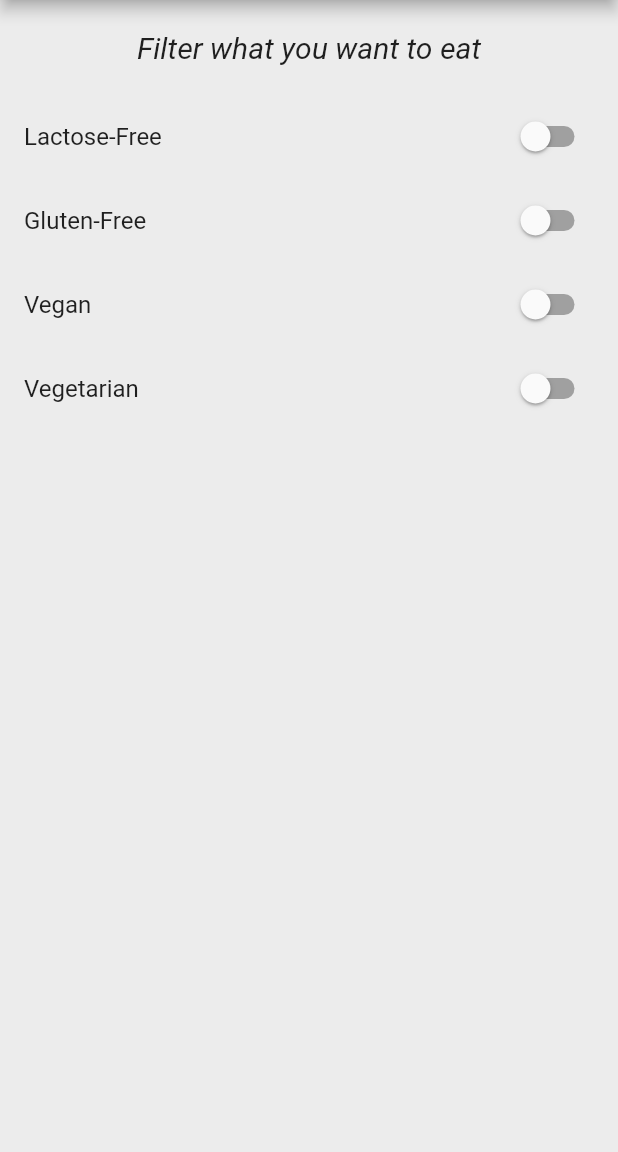
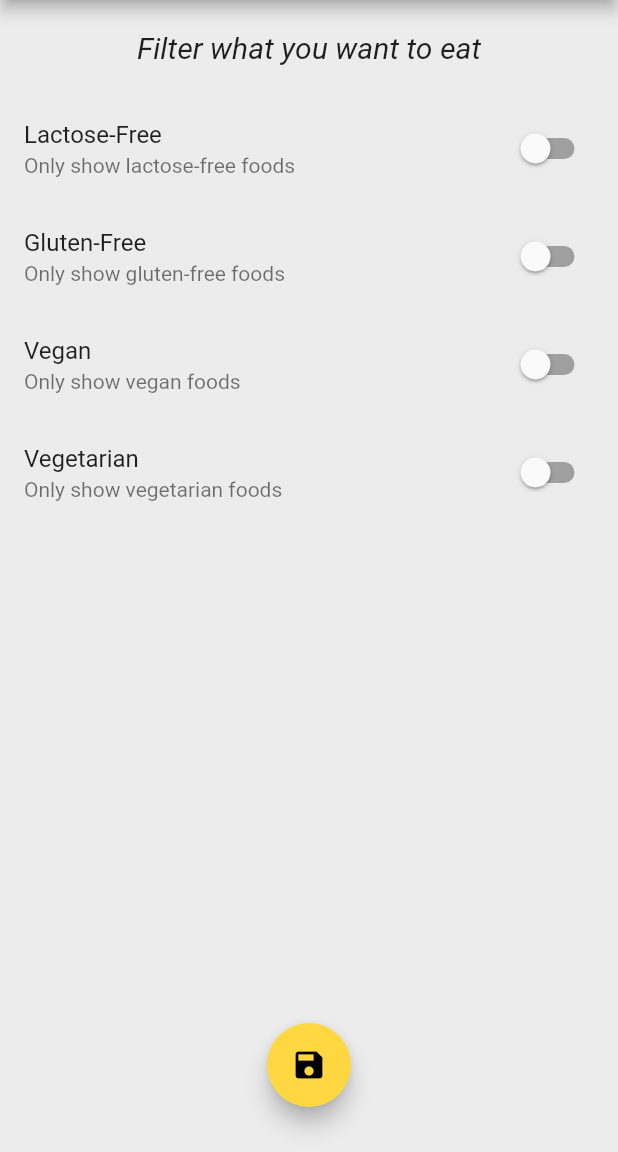
Before and after one commit to khari998/ImHungry, a Flutter app: the Filters screen opened by its route, on a phone screen of 412 x 824 dp, the part 84-1236 px from its top. Run offline on Flutter 3.47's test engine with Material 2 defaults, Android fonts, the phone set to English and light mode, and no system bars.

Commit message:
Finishing Touches

```diff
--- a/lib/screens/filters.dart
+++ b/lib/screens/filters.dart
@@ -21,20 +21,22 @@ class _FiltersState extends State<Filters> {
 
   @override
   initState() {
-  _glutenFree = widget.currentFilters['gluten'];
-  _vegetarian = widget.currentFilters['vegetarian'];
-  _vegan = widget.currentFilters['vegan'];
-  _lactoseFree = widget.currentFilters['lactose'];
+    _glutenFree = widget.currentFilters['gluten'];
+    _vegetarian = widget.currentFilters['vegetarian'];
+    _vegan = widget.currentFilters['vegan'];
+    _lactoseFree = widget.currentFilters['lactose'];
     super.initState();
   }
 
   Widget _buildSwitchListTile(
     String title,
+    String subtitle,
     bool currentVal,
     Function updateVal,
   ) {
     return SwitchListTile(
       title: Text(title),
+      subtitle: Text(subtitle),
       value: currentVal,
       onChanged: updateVal,
     );
@@ -73,27 +75,50 @@ class _FiltersState extends State<Filters> {
           Expanded(
             child: ListView(
               children: <Widget>[
-                _buildSwitchListTile("Lactose-Free", _lactoseFree, (newValue) {
+                _buildSwitchListTile("Lactose-Free",
+                    "Only show lactose-free foods", _lactoseFree, (newValue) {
                   setState(() {
                     _lactoseFree = newValue;
                   });
                 }),
-                _buildSwitchListTile("Gluten-Free", _glutenFree, (newValue) {
+                _buildSwitchListTile(
+                    "Gluten-Free", "Only show gluten-free foods", _glutenFree,
+                    (newValue) {
                   setState(() {
                     _glutenFree = newValue;
                   });
                 }),
-                _buildSwitchListTile("Vegan", _vegan, (newValue) {
+                _buildSwitchListTile("Vegan", "Only show vegan foods", _vegan,
+                    (newValue) {
                   setState(() {
                     _vegan = newValue;
                   });
                 }),
-                _buildSwitchListTile("Vegetarian", _vegetarian, (newValue) {
+                _buildSwitchListTile(
+                    "Vegetarian", "Only show vegetarian foods", _vegetarian,
+                    (newValue) {
                   setState(() {
                     _vegetarian = newValue;
                   });
                 }),
               ],
+            ),
+          ),
+          Container(
+            padding: EdgeInsets.only(bottom: 30),
+            child: Center(
+              child: FloatingActionButton(
+                child: Icon(Icons.save),
+                onPressed: () {
+                  final selectedFilters = {
+                    'gluten': _glutenFree,
+                    'lactose': _lactoseFree,
+                    'vegan': _vegan,
+                    'vegetarian': _vegetarian,
+                  };
+                  widget.saveFilters(selectedFilters);
+                },
+              ),
             ),
           )
         ],
```
Also changed, not shown: 1 other file.
